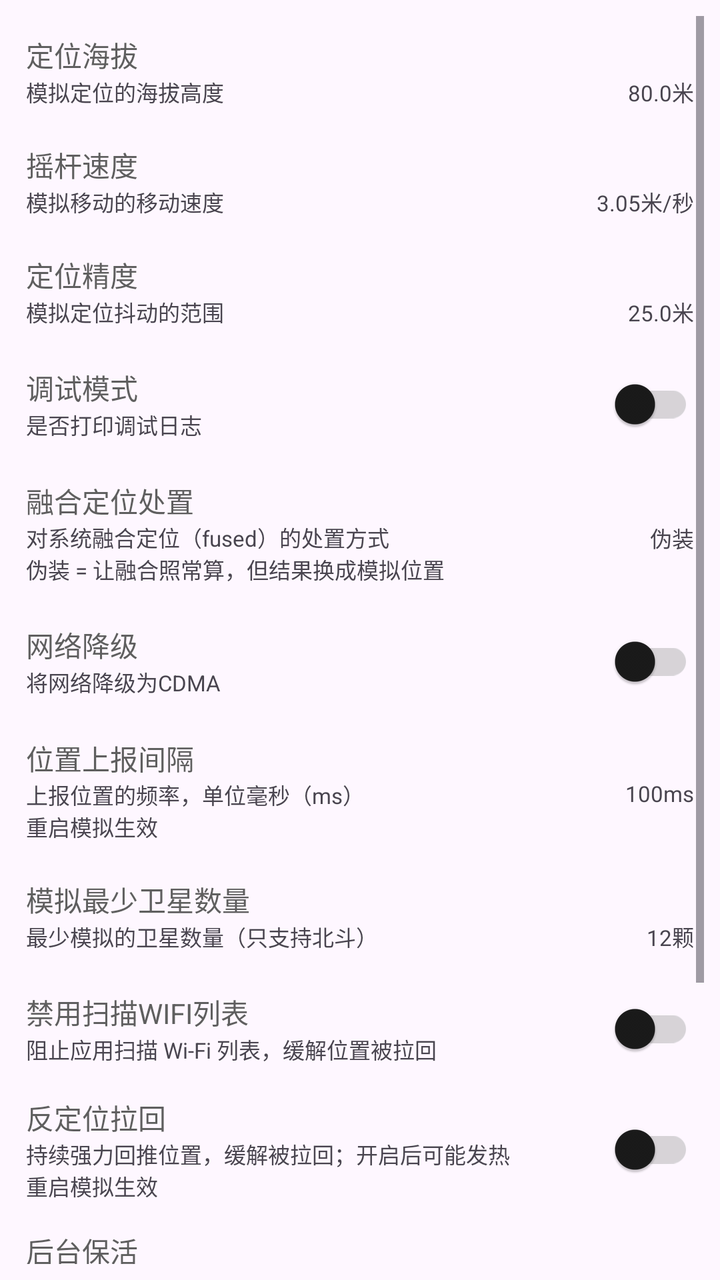
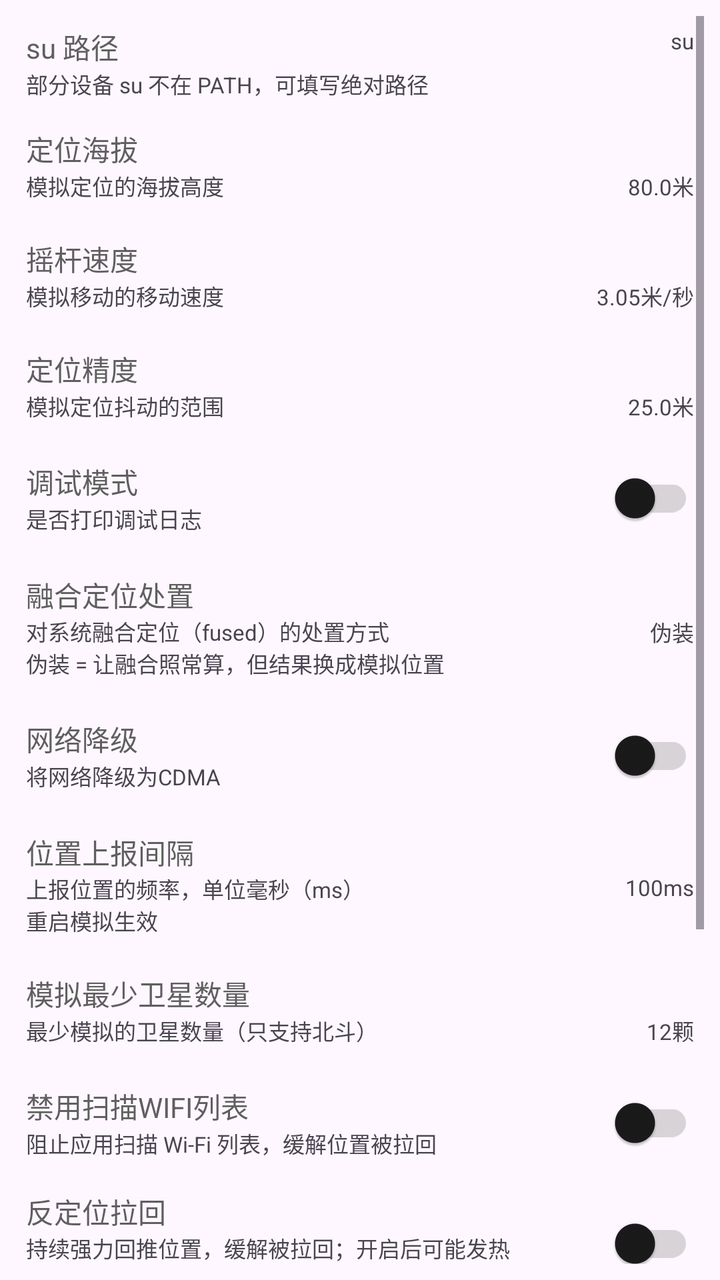

The first picture is an Android layout as it rendered before a commit; the second is the same layout after the commit. The layout source and the unified diff follow.
<!-- AndroidManifest.xml: application theme AppTheme -->
<!-- res/layout/fragment_settings.xml -->
<?xml version="1.0" encoding="utf-8"?>
<androidx.constraintlayout.widget.ConstraintLayout xmlns:android="http://schemas.android.com/apk/res/android"
    xmlns:app="http://schemas.android.com/apk/res-auto"
    xmlns:tools="http://schemas.android.com/tools"
    android:layout_width="match_parent"
    android:layout_height="match_parent"
    android:padding="8dp"
    tools:context=".ui.settings.SettingsFragment">

    <ScrollView
        android:layout_width="match_parent"
        android:layout_height="0dp"
        app:layout_constraintTop_toTopOf="parent"
        app:layout_constraintStart_toStartOf="parent">

        <LinearLayout
            android:layout_width="match_parent"
            android:layout_height="wrap_content"
            android:orientation="vertical">

            <LinearLayout
                android:id="@+id/selinux_layout"
                android:visibility="gone"
                android:layout_width="match_parent"
                android:layout_height="wrap_content"
                android:gravity="center_vertical"
                android:orientation="horizontal"
                android:padding="5dp">
                <LinearLayout
                    android:layout_width="0dp"
                    android:layout_height="wrap_content"
                    android:layout_weight="1"
                    android:orientation="vertical"
                    android:gravity="center_vertical">
                    <com.google.android.material.textview.MaterialTextView
                        android:layout_width="wrap_content"
                        android:layout_height="wrap_content"
                        android:text="@string/selinux"
                        android:textColor="?attr/colorOnSurfaceVariant" />
                    <com.google.android.material.textview.MaterialTextView
                        android:layout_width="wrap_content"
                        android:layout_height="wrap_content"
                        android:text="@string/need_open_selinux"
                        android:textSize="11sp" />
                </LinearLayout>
                <com.google.android.material.switchmaterial.SwitchMaterial
                    android:id="@+id/selinux_switch"
                    android:layout_width="wrap_content"
                    android:layout_height="wrap_content"
                    android:layout_gravity="center_vertical"/>
            </LinearLayout>

            <androidx.constraintlayout.widget.ConstraintLayout
                android:id="@+id/altitude_layout"
                android:layout_width="match_parent"
                android:layout_height="wrap_content"
                android:gravity="center_vertical"
                android:padding="5dp"
                android:layout_marginTop="4dp"
                android:layout_marginBottom="4dp">

                <com.google.android.material.textview.MaterialTextView
                    android:id="@+id/altitude_title"
                    android:layout_width="0dp"
                    android:layout_height="wrap_content"
                    android:text="@string/altitude"
                    android:textColor="?attr/colorOnSurfaceVariant"
                    app:layout_constraintStart_toStartOf="parent"
                    app:layout_constraintEnd_toStartOf="@id/altitude_value"
                    app:layout_constraintTop_toTopOf="parent"/>

                <com.google.android.material.textview.MaterialTextView
                    android:id="@+id/altitude_desc"
                    android:layout_width="0dp"
                    android:layout_height="wrap_content"
                    android:text="@string/altitude_desc"
                    android:textSize="11sp"
                    app:layout_constraintStart_toStartOf="parent"
                    app:layout_constraintEnd_toStartOf="@id/altitude_value"
                    app:layout_constraintTop_toBottomOf="@id/altitude_title"/>

                <com.google.android.material.textview.MaterialTextView
                    android:id="@+id/altitude_value"
                    android:layout_width="96dp"
                    android:layout_height="wrap_content"
                    android:gravity="end"
                    android:text="80.0米"
                    android:textSize="11sp"
                    app:layout_constraintTop_toBottomOf="@id/altitude_title"
                    app:layout_constraintEnd_toEndOf="parent" />

            </androidx.constraintlayout.widget.ConstraintLayout>

            <androidx.constraintlayout.widget.ConstraintLayout
                android:id="@+id/speed_layout"
                android:layout_width="match_parent"
                android:layout_height="wrap_content"
                android:gravity="center_vertical"
                android:padding="5dp"
                android:layout_marginTop="4dp"
                android:layout_marginBottom="4dp">

                <com.google.android.material.textview.MaterialTextView
                    android:id="@+id/speed_title"
                    android:layout_width="0dp"
                    android:layout_height="wrap_content"
                    android:text="@string/rocker_speed"
                    android:textColor="?attr/colorOnSurfaceVariant"
                    app:layout_constraintStart_toStartOf="parent"
                    app:layout_constraintEnd_toStartOf="@id/speed_value"
                    app:layout_constraintTop_toTopOf="parent"/>

                <com.google.android.material.textview.MaterialTextView
                    android:id="@+id/speed_desc"
                    android:layout_width="0dp"
                    android:layout_height="wrap_content"
                    android:text="@string/rocker_speed_desc"
                    android:textSize="11sp"
                    app:layout_constraintStart_toStartOf="parent"
                    app:layout_constraintEnd_toStartOf="@id/speed_value"
                    app:layout_constraintTop_toBottomOf="@id/speed_title"/>

                <com.google.android.material.textview.MaterialTextView
                    android:id="@+id/speed_value"
                    android:layout_width="96dp"
                    android:layout_height="wrap_content"
                    android:gravity="end"
                    android:text="3.05米/秒"
                    android:textSize="11sp"
                    app:layout_constraintTop_toBottomOf="@id/speed_title"
                    app:layout_constraintEnd_toEndOf="parent" />

            </androidx.constraintlayout.widget.ConstraintLayout>

            <androidx.constraintlayout.widget.ConstraintLayout
                android:id="@+id/accuracy_layout"
                android:layout_width="match_parent"
                android:layout_height="wrap_content"
                android:gravity="center_vertical"
                android:padding="5dp"
                android:layout_marginTop="4dp"
                android:layout_marginBottom="4dp">

                <com.google.android.material.textview.MaterialTextView
                    android:id="@+id/accuracy_title"
                    android:layout_width="0dp"
                    android:layout_height="wrap_content"
                    android:text="@string/accuracy"
                    android:textColor="?attr/colorOnSurfaceVariant"
                    app:layout_constraintStart_toStartOf="parent"
                    app:layout_constraintEnd_toStartOf="@id/accuracy_value"
                    app:layout_constraintTop_toTopOf="parent"/>

                <com.google.android.material.textview.MaterialTextView
                    android:id="@+id/accuracy_desc"
                    android:layout_width="0dp"
                    android:layout_height="wrap_content"
                    android:text="@string/accuracy_desc"
                    android:textSize="11sp"
                    app:layout_constraintStart_toStartOf="parent"
                    app:layout_constraintEnd_toStartOf="@id/accuracy_value"
                    app:layout_constraintTop_toBottomOf="@id/accuracy_title"/>

                <com.google.android.material.textview.MaterialTextView
                    android:id="@+id/accuracy_value"
                    android:layout_width="96dp"
                    android:layout_height="wrap_content"
                    android:gravity="end"
                    android:text="25.0米"
                    android:textSize="11sp"
                    app:layout_constraintTop_toBottomOf="@id/accuracy_title"
                    app:layout_constraintEnd_toEndOf="parent" />

            </androidx.constraintlayout.widget.ConstraintLayout>

            <LinearLayout
                android:id="@+id/debug_layout"
                android:layout_width="match_parent"
                android:layout_height="wrap_content"
                android:padding="5dp"
                android:gravity="center_vertical"
                android:orientation="horizontal">
                <LinearLayout
                    android:layout_width="0dp"
                    android:layout_height="wrap_content"
                    android:layout_weight="1"
                    android:orientation="vertical"
                    android:gravity="center_vertical">
                    <com.google.android.material.textview.MaterialTextView
                        android:layout_width="wrap_content"
                        android:layout_height="wrap_content"
                        android:text="@string/debug"
                        android:textColor="?attr/colorOnSurfaceVariant" />
                    <com.google.android.material.textview.MaterialTextView
                        android:layout_width="wrap_content"
                        android:layout_height="wrap_content"
                        android:text="@string/debug_desc"
                        android:textSize="11sp" />
                </LinearLayout>
                <com.google.android.material.switchmaterial.SwitchMaterial
                    android:id="@+id/debug_switch"
                    android:layout_width="wrap_content"
                    android:layout_height="wrap_content"
                    android:layout_gravity="center_vertical"/>
            </LinearLayout>

            
            <androidx.constraintlayout.widget.ConstraintLayout
                android:id="@+id/dfused_layout"
                android:layout_width="match_parent"
                android:layout_height="wrap_content"
                android:gravity="center_vertical"
                android:padding="5dp"
                android:layout_marginTop="4dp"
                android:layout_marginBottom="4dp">

                <com.google.android.material.textview.MaterialTextView
                    android:id="@+id/dfused_title"
                    android:layout_width="0dp"
                    android:layout_height="wrap_content"
                    android:text="@string/dfused"
                    android:textColor="?attr/colorOnSurfaceVariant"
                    app:layout_constraintStart_toStartOf="parent"
                    app:layout_constraintEnd_toStartOf="@id/dfused_value"
                    app:layout_constraintTop_toTopOf="parent"/>

                <com.google.android.material.textview.MaterialTextView
                    android:id="@+id/dfused_desc"
                    android:layout_width="0dp"
                    android:layout_height="wrap_content"
                    android:text="@string/dfused_desc"
                    android:textSize="11sp"
                    app:layout_constraintStart_toStartOf="parent"
                    app:layout_constraintEnd_toStartOf="@id/dfused_value"
                    app:layout_constraintTop_toBottomOf="@id/dfused_title"/>

                <com.google.android.material.textview.MaterialTextView
                    android:id="@+id/dfused_value"
                    android:layout_width="96dp"
                    android:layout_height="wrap_content"
                    android:gravity="end"
                    android:text="伪装"
                    android:textSize="11sp"
                    app:layout_constraintTop_toBottomOf="@id/dfused_title"
                    app:layout_constraintEnd_toEndOf="parent" />

            </androidx.constraintlayout.widget.ConstraintLayout>

            <LinearLayout
                android:id="@+id/cdma_layout"
                android:layout_width="match_parent"
                android:layout_height="wrap_content"
                android:gravity="center_vertical"
                android:padding="5dp"
                android:orientation="horizontal">
                <LinearLayout
                    android:layout_width="0dp"
                    android:layout_height="wrap_content"
                    android:layout_weight="1"
                    android:orientation="vertical"
                    android:gravity="center_vertical">
                    <com.google.android.material.textview.MaterialTextView
                        android:layout_width="wrap_content"
                        android:layout_height="wrap_content"
                        android:text="@string/cdma"
                        android:textColor="?attr/colorOnSurfaceVariant" />
                    <com.google.android.material.textview.MaterialTextView
                        android:layout_width="wrap_content"
                        android:layout_height="wrap_content"
                        android:text="@string/cdma_desc"
                        android:textSize="11sp" />
                </LinearLayout>
                <com.google.android.material.switchmaterial.SwitchMaterial
                    android:id="@+id/cdma_switch"
                    android:layout_width="wrap_content"
                    android:layout_height="wrap_content"
                    android:layout_gravity="center_vertical"/>
            </LinearLayout>

            <androidx.constraintlayout.widget.ConstraintLayout
                android:id="@+id/report_duration_layout"
                android:layout_width="match_parent"
                android:layout_height="wrap_content"
                android:gravity="center_vertical"
                android:padding="5dp"
                android:layout_marginTop="4dp"
                android:layout_marginBottom="4dp">

                <com.google.android.material.textview.MaterialTextView
                    android:id="@+id/report_duration_title"
                    android:layout_width="0dp"
                    android:layout_height="wrap_content"
                    android:text="@string/item_report_duration_title"
                    android:textColor="?attr/colorOnSurfaceVariant"
                    app:layout_constraintStart_toStartOf="parent"
                    app:layout_constraintEnd_toStartOf="@id/report_duration_value"
                    app:layout_constraintTop_toTopOf="parent"/>

                <com.google.android.material.textview.MaterialTextView
                    android:id="@+id/report_duration_desc"
                    android:layout_width="0dp"
                    android:layout_height="wrap_content"
                    android:text="@string/item_report_duration_desc"
                    android:textSize="11sp"
                    app:layout_constraintStart_toStartOf="parent"
                    app:layout_constraintEnd_toStartOf="@id/report_duration_value"
                    app:layout_constraintTop_toBottomOf="@id/report_duration_title"/>

                <com.google.android.material.textview.MaterialTextView
                    android:id="@+id/report_duration_value"
                    android:layout_width="96dp"
                    android:layout_height="wrap_content"
                    android:gravity="end"
                    android:text="@string/item_report_duration_value"
                    android:textSize="11sp"
                    app:layout_constraintTop_toBottomOf="@id/report_duration_title"
                    app:layout_constraintEnd_toEndOf="parent" />

            </androidx.constraintlayout.widget.ConstraintLayout>


            <androidx.constraintlayout.widget.ConstraintLayout
                android:id="@+id/satellite_count_layout"
                android:layout_width="match_parent"
                android:layout_height="wrap_content"
                android:gravity="center_vertical"
                android:padding="5dp"
                android:layout_marginTop="4dp"
                android:layout_marginBottom="4dp">

                <com.google.android.material.textview.MaterialTextView
                    android:id="@+id/satellite_count_title"
                    android:layout_width="0dp"
                    android:layout_height="wrap_content"
                    android:text="模拟最少卫星数量"
                    android:textColor="?attr/colorOnSurfaceVariant"
                    app:layout_constraintStart_toStartOf="parent"
                    app:layout_constraintEnd_toStartOf="@id/satellite_count_value"
                    app:layout_constraintTop_toTopOf="parent"/>

                <com.google.android.material.textview.MaterialTextView
                    android:id="@+id/satellite_count_desc"
                    android:layout_width="0dp"
                    android:layout_height="wrap_content"
                    android:text="最少模拟的卫星数量（只支持北斗）"
                    android:textSize="11sp"
                    app:layout_constraintStart_toStartOf="parent"
                    app:layout_constraintEnd_toStartOf="@id/satellite_count_value"
                    app:layout_constraintTop_toBottomOf="@id/satellite_count_title"/>

                <com.google.android.material.textview.MaterialTextView
                    android:id="@+id/satellite_count_value"
                    android:layout_width="96dp"
                    android:layout_height="wrap_content"
                    android:gravity="end"
                    android:text="12颗"
                    android:textSize="11sp"
                    app:layout_constraintTop_toBottomOf="@id/satellite_count_title"
                    app:layout_constraintEnd_toEndOf="parent" />

            </androidx.constraintlayout.widget.ConstraintLayout>

            <LinearLayout
                android:id="@+id/disable_wlan_scan_layout"
                android:layout_width="match_parent"
                android:layout_height="wrap_content"
                android:gravity="center_vertical"
                android:padding="5dp"
                android:orientation="horizontal">
                <LinearLayout
                    android:layout_width="0dp"
                    android:layout_height="wrap_content"
                    android:layout_weight="1"
                    android:orientation="vertical"
                    android:gravity="center_vertical">
                    <com.google.android.material.textview.MaterialTextView
                        android:layout_width="wrap_content"
                        android:layout_height="wrap_content"
                        android:text="禁用扫描WIFI列表"
                        android:textColor="?attr/colorOnSurfaceVariant" />
                    <com.google.android.material.textview.MaterialTextView
                        android:layout_width="wrap_content"
                        android:layout_height="wrap_content"
                        android:text="阻止应用扫描 Wi-Fi 列表，缓解位置被拉回"
                        android:textSize="11sp" />
                </LinearLayout>
                <com.google.android.material.switchmaterial.SwitchMaterial
                    android:id="@+id/disable_wlan_scan_switch"
                    android:layout_width="wrap_content"
                    android:layout_height="wrap_content"
                    android:layout_gravity="center_vertical"/>
            </LinearLayout>

            <LinearLayout
                android:id="@+id/loop_broadcast_location_layout"
                android:layout_width="match_parent"
                android:layout_height="wrap_content"
                android:gravity="center_vertical"
                android:padding="5dp"
                android:orientation="horizontal">
                <LinearLayout
                    android:layout_width="0dp"
                    android:layout_height="wrap_content"
                    android:layout_weight="1"
                    android:orientation="vertical"
                    android:gravity="center_vertical">
                    <com.google.android.material.textview.MaterialTextView
                        android:layout_width="wrap_content"
                        android:layout_height="wrap_content"
                        android:text="反定位拉回"
                        android:textColor="?attr/colorOnSurfaceVariant" />
                    <com.google.android.material.textview.MaterialTextView
                        android:layout_width="wrap_content"
                        android:layout_height="wrap_content"
                        android:text="持续强力回推位置，缓解被拉回；开启后可能发热\n重启模拟生效"
                        android:textSize="11sp" />
                </LinearLayout>
                <com.google.android.material.switchmaterial.SwitchMaterial
                    android:id="@+id/loop_broadcast_location_switch"
                    android:layout_width="wrap_content"
                    android:layout_height="wrap_content"
                    android:layout_gravity="center_vertical"/>
            </LinearLayout>

            
            <LinearLayout
                android:id="@+id/keep_alive_layout"
                android:layout_width="match_parent"
                android:layout_height="wrap_content"
                android:layout_marginTop="4dp"
                android:layout_marginBottom="4dp"
                android:gravity="center_vertical"
                android:orientation="horizontal"
                android:padding="5dp">
                <LinearLayout
                    android:layout_width="0dp"
                    android:layout_height="wrap_content"
                    android:layout_weight="1"
                    android:gravity="center_vertical"
                    android:orientation="vertical">
                    <com.google.android.material.textview.MaterialTextView
                        android:layout_width="wrap_content"
                        android:layout_height="wrap_content"
                        android:text="后台保活"
                        android:textColor="?attr/colorOnSurfaceVariant" />
                    <com.google.android.material.textview.MaterialTextView
                        android:layout_width="wrap_content"
                        android:layout_height="wrap_content"
                        android:text="仅在**无人值守仍在走**时启用（自动播放 / 摇杆锁定后继续走）：\n用前台服务把 App 钉住，防止被系统冻结导致位置停住；空闲时按系统默认省电"
                        android:textSize="11sp" />
                </LinearLayout>
                <com.google.android.material.switchmaterial.SwitchMaterial
                    android:id="@+id/keep_alive_switch"
                    android:layout_width="wrap_content"
                    android:layout_height="wrap_content"
                    android:layout_gravity="center_vertical"/>
            </LinearLayout>

            
            <LinearLayout
                android:id="@+id/battery_optimization_layout"
                android:layout_width="match_parent"
                android:layout_height="wrap_content"
                android:gravity="center_vertical"
                android:orientation="horizontal"
                android:padding="5dp">
                <LinearLayout
                    android:layout_width="0dp"
                    android:layout_height="wrap_content"
                    android:layout_weight="1"
                    android:gravity="center_vertical"
                    android:orientation="vertical">
                    <com.google.android.material.textview.MaterialTextView
                        android:layout_width="wrap_content"
                        android:layout_height="wrap_content"
                        android:text="电池优化白名单"
                        android:textColor="?attr/colorOnSurfaceVariant" />
                    <com.google.android.material.textview.MaterialTextView
                        android:id="@+id/battery_optimization_state"
                        android:layout_width="wrap_content"
                        android:layout_height="wrap_content"
                        android:text="读取中…"
                        android:textSize="11sp" />
                </LinearLayout>
            </LinearLayout>

            <LinearLayout
                android:id="@+id/allow_landscape_layout"
                android:layout_width="match_parent"
                android:layout_height="wrap_content"
                android:gravity="center_vertical"
                android:padding="5dp"
                android:orientation="horizontal">
                <LinearLayout
                    android:layout_width="0dp"
                    android:layout_height="wrap_content"
                    android:layout_weight="1"
                    android:orientation="vertical"
                    android:gravity="center_vertical">
                    <com.google.android.material.textview.MaterialTextView
                        android:layout_width="wrap_content"
                        android:layout_height="wrap_content"
                        android:text="@string/allow_landscape"
                        android:textColor="?attr/colorOnSurfaceVariant" />
                    <com.google.android.material.textview.MaterialTextView
                        android:layout_width="wrap_content"
                        android:layout_height="wrap_content"
                        android:text="@string/allow_landscape_desc"
                        android:textSize="11sp" />
                </LinearLayout>
                <com.google.android.material.switchmaterial.SwitchMaterial
                    android:id="@+id/allow_landscape_switch"
                    android:layout_width="wrap_content"
                    android:layout_height="wrap_content"
                    android:layout_gravity="center_vertical"/>
            </LinearLayout>

        </LinearLayout>

    </ScrollView>
</androidx.constraintlayout.widget.ConstraintLayout>
<!-- resources referenced by this layout -->
<resources>
  <string name="accuracy">定位精度</string>
  <string name="accuracy_desc">模拟定位抖动的范围</string>
  <string name="allow_landscape">允许横屏</string>
  <string name="allow_landscape_desc">横屏下部分界面可能显示异常</string>
  <string name="altitude">定位海拔</string>
  <string name="altitude_desc">模拟定位的海拔高度</string>
  <string name="cdma">网络降级</string>
  <string name="cdma_desc">将网络降级为CDMA</string>
  <string name="debug">调试模式</string>
  <string name="debug_desc">是否打印调试日志</string>
  <string name="dfused">融合定位处置</string>
  <string name="dfused_desc">对系统融合定位（fused）的处置方式\n伪装 = 让融合照常算，但结果换成模拟位置</string>
  <string name="item_report_duration_desc">上报位置的频率，单位毫秒（ms）\n重启模拟生效</string>
  <string name="item_report_duration_title">位置上报间隔</string>
  <string name="item_report_duration_value">100ms</string>
  <string name="need_open_selinux">是否开启SELinux</string>
  <string name="rocker_speed">摇杆速度</string>
  <string name="rocker_speed_desc">模拟移动的移动速度</string>
  <string name="selinux">SELinux</string>
  <style name="AppTheme" parent="Theme.Material3.Light.NoActionBar">
          
          <item name="colorPrimary">#5F5F5F</item>
          <item name="colorOnPrimary">#FFFFFF</item>
          <item name="colorPrimaryContainer">#E0E0E0</item>
          <item name="colorOnPrimaryContainer">#1E1E1E</item>
          <item name="colorSecondary">#494949</item>
          <item name="colorOnSecondary">#FFFFFF</item>
          <item name="colorSecondaryContainer">#E7E7E7</item>
          <item name="colorOnSecondaryContainer">#2A2A2A</item>
          <item name="colorSurface">#FFFFFF</item>
          <item name="colorOnSurface">#1A1A1A</item>
          <item name="colorSurfaceVariant">#F0F0F0</item>
          <item name="colorOnSurfaceVariant">#5F5F5F</item>
          <item name="colorOutline">#747474</item>
  
          
          <item name="portalFabIconTint">#1A1A1A</item>
  
          
          <item name="android:statusBarColor">@android:color/transparent</item>
          <item name="android:windowDrawsSystemBarBackgrounds">true</item>
          <item name="android:windowTranslucentStatus">true</item>
          <item name="windowActionModeOverlay">true</item>
          <item name="windowActionBar">false</item>
          <item name="windowNoTitle">true</item>
  
          
          <item name="searchViewStyle">@style/Portal.SearchViewStyle</item>
          <item name="sliderStyle">@style/Portal.SliderTheme</item>
          <item name="android:popupMenuStyle">@style/PortalPopupMenuStyle</item>
          
          <item name="switchStyle">@style/Portal.SwitchStyle</item>
      </style>
  <style name="Portal.SearchViewStyle" parent="Widget.AppCompat.SearchView" />
  <style name="Portal.SliderTheme" parent="Widget.Material3.Slider" />
  <style name="PortalPopupMenuStyle" parent="Widget.Material3.PopupMenu">
          <item name="android:popupAnimationStyle">@style/PortalPopupAnimation</item>
      </style>
  <style name="Portal.SwitchStyle" parent="Widget.Material3.CompoundButton.Switch">
          <item name="useMaterialThemeColors">true</item>
          <item name="trackTint">@color/switch_track_tint</item>
      </style>
  <style name="PortalPopupAnimation">
          <item name="android:windowEnterAnimation">@anim/popup_in_top_end</item>
          <item name="android:windowExitAnimation">@anim/popup_out_top_end</item>
      </style>
</resources>

<!-- the commit's change to res/layout/fragment_settings.xml (unified diff, before → after) -->
@@ -18,6 +18,44 @@
             android:layout_height="wrap_content"
             android:orientation="vertical">
 
+            <androidx.constraintlayout.widget.ConstraintLayout
+                android:id="@+id/su_path_layout"
+                android:layout_width="match_parent"
+                android:layout_height="wrap_content"
+                android:padding="5dp">
+
+                <com.google.android.material.textview.MaterialTextView
+                    android:id="@+id/su_path_title"
+                    android:layout_width="0dp"
+                    android:layout_height="wrap_content"
+                    android:text="su 路径"
+                    android:textColor="?attr/colorOnSurfaceVariant"
+                    app:layout_constraintStart_toStartOf="parent"
+                    app:layout_constraintEnd_toStartOf="@id/su_path_value"
+                    app:layout_constraintTop_toTopOf="parent" />
+
+                <com.google.android.material.textview.MaterialTextView
+                    android:id="@+id/su_path_desc"
+                    android:layout_width="0dp"
+                    android:layout_height="wrap_content"
+                    android:text="部分设备 su 不在 PATH，可填写绝对路径"
+                    android:textSize="11sp"
+                    app:layout_constraintStart_toStartOf="parent"
+                    app:layout_constraintEnd_toStartOf="@id/su_path_value"
+                    app:layout_constraintTop_toBottomOf="@id/su_path_title" />
+
+                <com.google.android.material.textview.MaterialTextView
+                    android:id="@+id/su_path_value"
+                    android:layout_width="120dp"
+                    android:layout_height="wrap_content"
+                    android:gravity="end"
+                    android:text="su"
+                    android:textSize="11sp"
+                    app:layout_constraintTop_toTopOf="parent"
+                    app:layout_constraintEnd_toEndOf="parent" />
+
+            </androidx.constraintlayout.widget.ConstraintLayout>
+
             <LinearLayout
                 android:id="@+id/selinux_layout"
                 android:visibility="gone"
